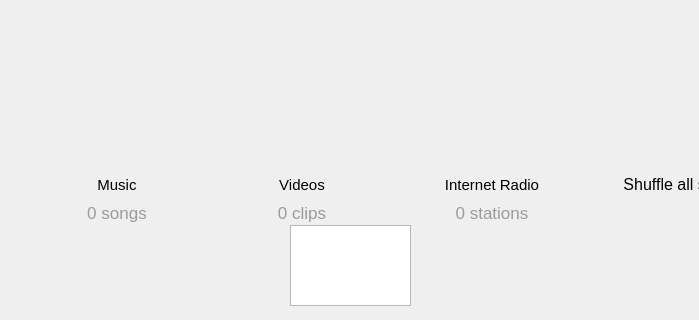
Old version of the form mainwindow.ui in the repository gidzzz/openmediaplayer; both pictures show x 0 to 699 and y 104 to 424 of the 800 by 424 pixel window.
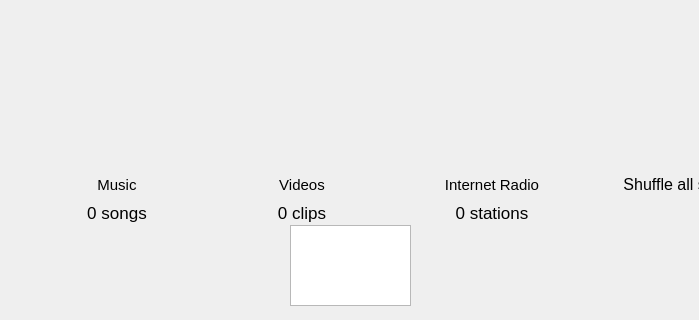
New version of the form. Icons and pictures are not drawn. Custom widgets are drawn as their Qt base class.

Commit message: Got rid of (hopefully) all the remaining hardcoded colors.

Patch:
```diff
--- a/mainwindow.ui
+++ b/mainwindow.ui
@@ -350,9 +350,6 @@
     <property name="layoutDirection">
      <enum>Qt::LeftToRight</enum>
     </property>
-    <property name="styleSheet">
-     <string notr="true">color: rgb(156, 154, 156);</string>
-    </property>
     <property name="text">
      <string>0 songs</string>
     </property>
@@ -374,9 +371,6 @@
       <pointsize>13</pointsize>
      </font>
     </property>
-    <property name="styleSheet">
-     <string notr="true">color: rgb(156, 154, 156);</string>
-    </property>
     <property name="text">
      <string>0 clips</string>
     </property>
@@ -398,9 +392,6 @@
       <pointsize>13</pointsize>
      </font>
     </property>
-    <property name="styleSheet">
-     <string notr="true">color: rgb(156, 154, 156);</string>
-    </property>
     <property name="text">
      <string>0 stations</string>
     </property>
```
Left out of the diff: 2 changed lines with no effect on the pictures. The commit also changes 6 other files.
